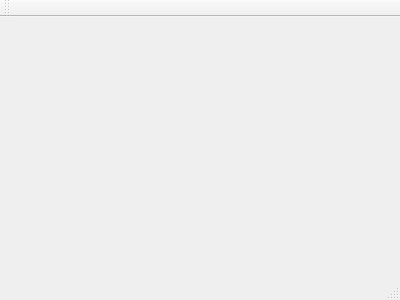
Old version of the form ui/moedacoin.ui in the repository yudi-matsuzake/moedacoin.
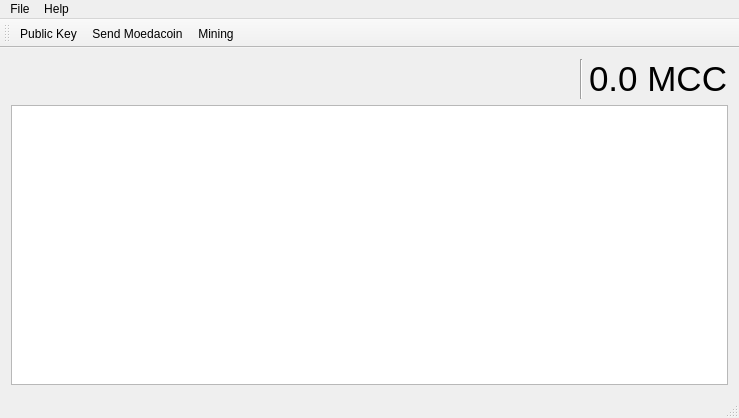
New version of the form. Icons and pictures are not drawn.

What changed in the file:
```diff
--- a/ui/moedacoin.ui
+++ b/ui/moedacoin.ui
@@ -6,33 +6,175 @@
    <rect>
     <x>0</x>
     <y>0</y>
-    <width>400</width>
-    <height>300</height>
+    <width>739</width>
+    <height>418</height>
    </rect>
   </property>
   <property name="windowTitle">
    <string>MoedaCoin</string>
   </property>
-  <widget class="QWidget" name="centralWidget"/>
+  <widget class="QWidget" name="centralWidget">
+   <layout class="QGridLayout" name="gridLayout">
+    <item row="0" column="0">
+     <layout class="QHBoxLayout" name="horizontalLayout">
+      <item>
+       <spacer name="horizontalSpacer">
+        <property name="orientation">
+         <enum>Qt::Horizontal</enum>
+        </property>
+        <property name="sizeHint" stdset="0">
+         <size>
+          <width>40</width>
+          <height>20</height>
+         </size>
+        </property>
+       </spacer>
+      </item>
+      <item>
+       <widget class="Line" name="line">
+        <property name="orientation">
+         <enum>Qt::Vertical</enum>
+        </property>
+       </widget>
+      </item>
+      <item>
+       <widget class="QLabel" name="userMCCLabel">
+        <property name="font">
+         <font>
+          <pointsize>26</pointsize>
+         </font>
+        </property>
+        <property name="text">
+         <string>0.0 MCC</string>
+        </property>
+       </widget>
+      </item>
+     </layout>
+    </item>
+    <item row="1" column="0">
+     <widget class="QTableView" name="transactionsTableView">
+      <property name="sortingEnabled">
+       <bool>true</bool>
+      </property>
+     </widget>
+    </item>
+   </layout>
+  </widget>
   <widget class="QMenuBar" name="menuBar">
    <property name="geometry">
     <rect>
      <x>0</x>
      <y>0</y>
-     <width>400</width>
+     <width>739</width>
      <height>19</height>
     </rect>
    </property>
+   <widget class="QMenu" name="menuFile">
+    <property name="title">
+     <string>File</string>
+    </property>
+    <addaction name="actionNewWallet"/>
+    <addaction name="actionOpenWallet"/>
+    <addaction name="actionSaveWallet"/>
+   </widget>
+   <widget class="QMenu" name="menuHelp">
+    <property name="title">
+     <string>Help</string>
+    </property>
+    <addaction name="actionAbout"/>
+   </widget>
+   <addaction name="menuFile"/>
+   <addaction name="menuHelp"/>
   </widget>
-  <widget class="QToolBar" name="mainToolBar">
+  <widget class="QStatusBar" name="statusBar"/>
+  <widget class="QToolBar" name="toolBar">
+   <property name="windowTitle">
+    <string>toolBar</string>
+   </property>
+   <property name="iconSize">
+    <size>
+     <width>36</width>
+     <height>36</height>
+    </size>
+   </property>
    <attribute name="toolBarArea">
     <enum>TopToolBarArea</enum>
    </attribute>
    <attribute name="toolBarBreak">
     <bool>false</bool>
    </attribute>
+   <addaction name="actionPublicKey"/>
+   <addaction name="actionSendMoedacoin"/>
+   <addaction name="actionMining"/>
   </widget>
-  <widget class="QStatusBar" name="statusBar"/>
+  <action name="actionOpenWallet">
+   <property name="text">
+    <string>Open Wallet</string>
+   </property>
+   <property name="shortcut">
+    <string>Ctrl+O</string>
+   </property>
+  </action>
+  <action name="actionSaveWallet">
+   <property name="text">
+    <string>Save Wallet</string>
+   </property>
+   <property name="shortcut">
+    <string>Ctrl+S</string>
+   </property>
+  </action>
+  <action name="actionAbout">
+   <property name="text">
+    <string>About</string>
+   </property>
+  </action>
+  <action name="actionPublicKey">
+   <property name="icon">
+    <iconset resource="../res/moedacoin.qrc">
+     <normaloff>:/icons/public-key-512x512.png</normaloff>:/icons/public-key-512x512.png</iconset>
+   </property>
+   <property name="text">
+    <string>Public Key</string>
+   </property>
+   <property name="toolTip">
+    <string>Visualize public key</string>
+   </property>
+  </action>
+  <action name="actionMining">
+   <property name="checkable">
+    <bool>true</bool>
+   </property>
+   <property name="icon">
+    <iconset resource="../res/moedacoin.qrc">
+     <normaloff>:/icons/minet-512x512.png</normaloff>:/icons/minet-512x512.png</iconset>
+   </property>
+   <property name="text">
+    <string>Mining</string>
+   </property>
+   <property name="toolTip">
+    <string>Mining Moedacoin</string>
+   </property>
+  </action>
+  <action name="actionSendMoedacoin">
+   <property name="icon">
+    <iconset resource="../res/moedacoin.qrc">
+     <normaloff>:/icons/send-coin-512x512.png</normaloff>:/icons/send-coin-512x512.png</iconset>
+   </property>
+   <property name="text">
+    <string>Send Moedacoin</string>
+   </property>
+   <property name="toolTip">
+    <string>Send Moedacoin to another user</string>
+   </property>
+  </action>
+  <action name="actionNewWallet">
+   <property name="text">
+    <string>New Wallet</string>
+   </property>
+   <property name="toolTip">
+    <string>Generate a pair of public and private keys for using in moedacoin</string>
+   </property>
+  </action>
  </widget>
  <layoutdefault spacing="6" margin="11"/>
  <resources/>
```
Left out of the diff: 4 changed lines with no effect on the pictures.
